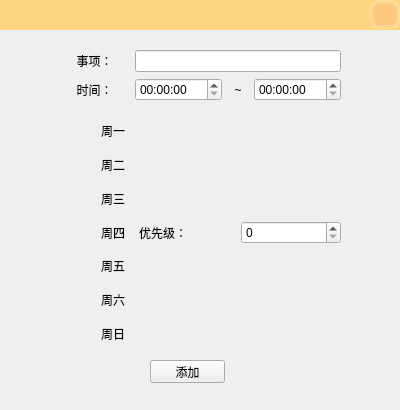
First picture: the form in add.ui, repository Edmond-J-A/RemindMeEveryday, before the edit.
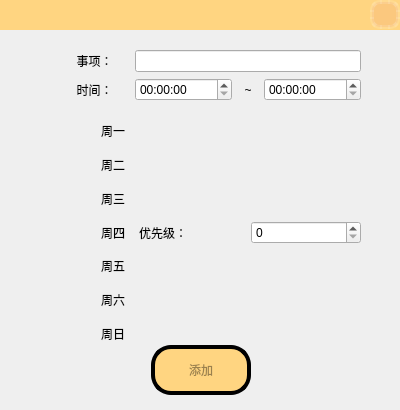
Second picture: the form after the edit. Icons and pictures are not drawn.

The edit to the form file:
```diff
--- a/add.ui
+++ b/add.ui
@@ -126,7 +126,7 @@
     <rect>
      <x>0</x>
      <y>30</y>
-     <width>401</width>
+     <width>421</width>
      <height>318</height>
     </rect>
    </property>
@@ -804,18 +804,74 @@
     </item>
    </layout>
   </widget>
-  <widget class="QPushButton" name="pushButton">
+  <widget class="QWidget" name="horizontalLayoutWidget">
    <property name="geometry">
     <rect>
-     <x>150</x>
-     <y>360</y>
-     <width>75</width>
-     <height>23</height>
+     <x>0</x>
+     <y>330</y>
+     <width>401</width>
+     <height>80</height>
     </rect>
    </property>
-   <property name="text">
-    <string>添加</string>
-   </property>
+   <layout class="QHBoxLayout" name="horizontalLayout">
+    <item>
+     <spacer name="horizontalSpacer_5">
+      <property name="orientation">
+       <enum>Qt::Horizontal</enum>
+      </property>
+      <property name="sizeHint" stdset="0">
+       <size>
+        <width>40</width>
+        <height>20</height>
+       </size>
+      </property>
+     </spacer>
+    </item>
+    <item>
+     <widget class="QPushButton" name="pushButton">
+      <property name="minimumSize">
+       <size>
+        <width>100</width>
+        <height>50</height>
+       </size>
+      </property>
+      <property name="maximumSize">
+       <size>
+        <width>100</width>
+        <height>50</height>
+       </size>
+      </property>
+      <property name="styleSheet">
+       <string notr="true">QPushButton{
+	background-color:rgba(255, 213, 129);
+	border-style:outset;                 
+	border-width:4px;                    
+	border-radius:20px;                  
+	border-color:rgba(0,0,0);            
+	color:rgba(0,0,0,100);
+	padding:1px;
+	font:1000 15pt &quot;黑体&quot;;    
+}</string>
+      </property>
+      <property name="text">
+       <string>添加</string>
+      </property>
+     </widget>
+    </item>
+    <item>
+     <spacer name="horizontalSpacer_6">
+      <property name="orientation">
+       <enum>Qt::Horizontal</enum>
+      </property>
+      <property name="sizeHint" stdset="0">
+       <size>
+        <width>40</width>
+        <height>20</height>
+       </size>
+      </property>
+     </spacer>
+    </item>
+   </layout>
   </widget>
  </widget>
  <resources>
```
